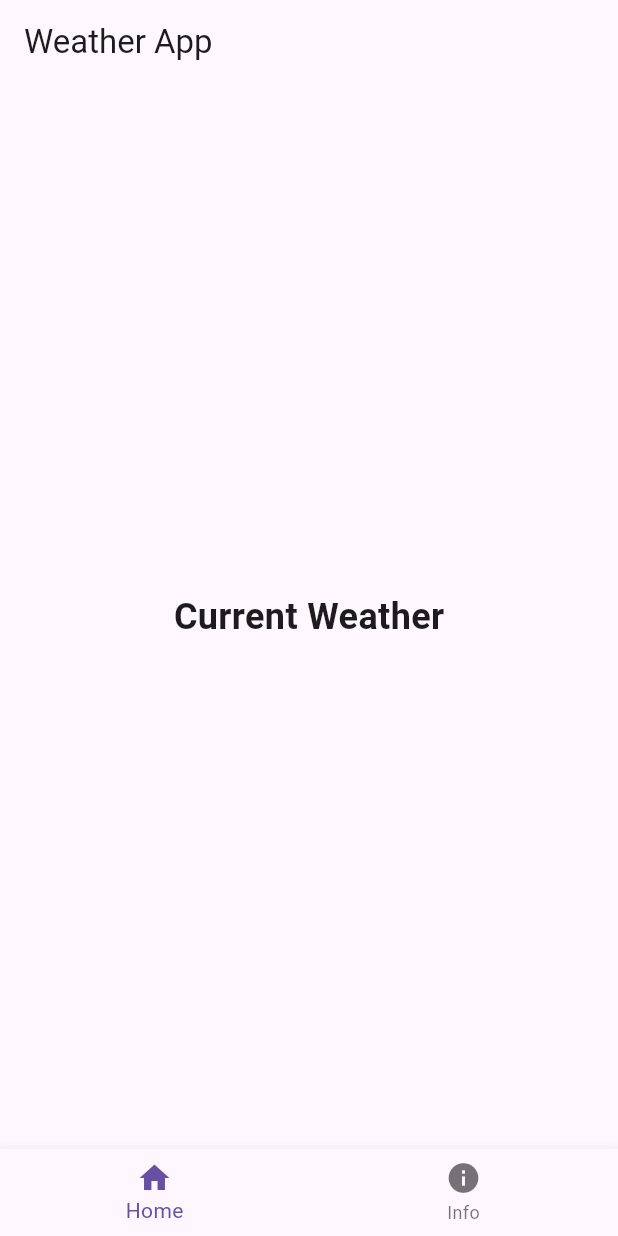
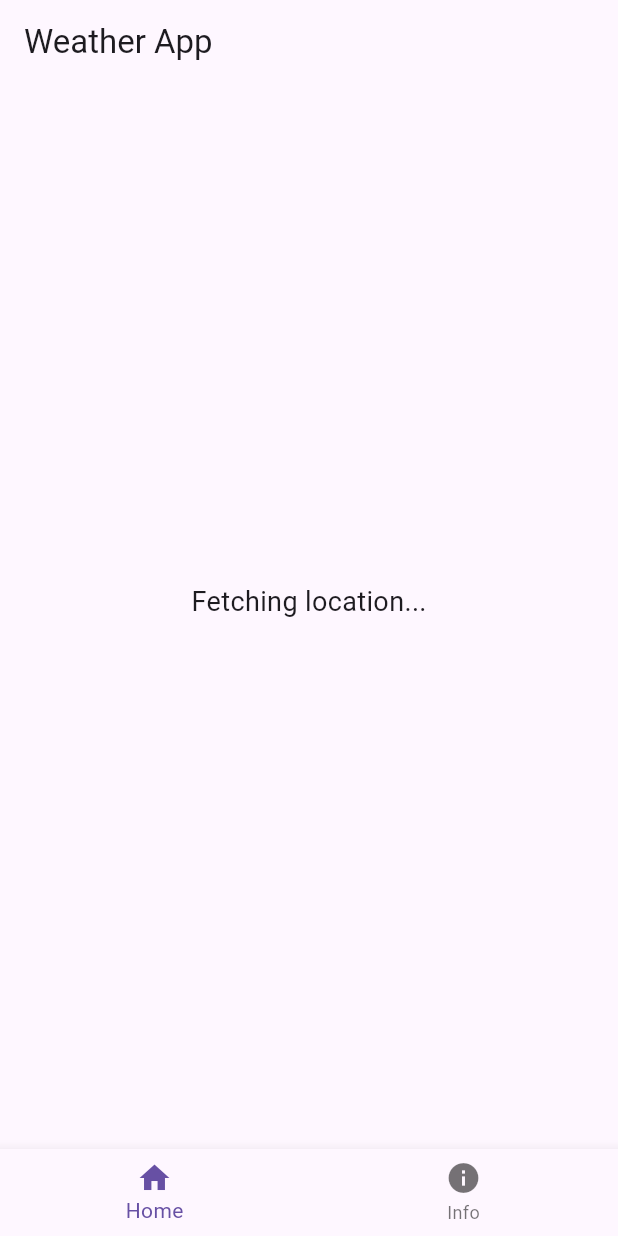
Before and after one commit to sc222rb/weather-app, a Flutter app: the screen it shows after launch, on a phone screen of 412 x 824 dp. Run offline on Flutter 3.47's test engine with Material 3 defaults, Android fonts, the phone set to English and light mode, and no system bars; our stand-ins replace geolocator, go_router, permission_handler.

Commit message:
Create location widget

```diff
--- a/lib/pages/current_weather_page.dart
+++ b/lib/pages/current_weather_page.dart
@@ -1,14 +1,17 @@
 import 'package:flutter/material.dart';
+import '../widgets/location.dart';
 
 class CurrentWeatherPage extends StatelessWidget {
   const CurrentWeatherPage({super.key});
 
   @override
   Widget build(BuildContext context) {
-    return const Center(
-      child: Text(
-        'Current Weather',
-        style: TextStyle(fontSize: 24, fontWeight: FontWeight.bold),
+    return Scaffold(
+      body: Center(
+        child: Column(
+          mainAxisAlignment: MainAxisAlignment.center,
+          children: const [LocationWidget(), SizedBox(height: 20)],
+        ),
       ),
     );
   }
--- /dev/null
+++ b/lib/widgets/location.dart
@@ -0,0 +1,46 @@
+import 'package:flutter/material.dart';
+import 'package:geolocator/geolocator.dart';
+import 'package:permission_handler/permission_handler.dart';
+
+class LocationWidget extends StatefulWidget {
+  const LocationWidget({super.key});
+
+  @override
+  State<LocationWidget> createState() => _LocationWidgetState();
+}
+
+class _LocationWidgetState extends State<LocationWidget> {
+  String? _locationMessage;
+
+  @override
+  void initState() {
+    super.initState();
+    getCurrentLocation();
+  }
+
+  Future<void> getCurrentLocation() async {
+    PermissionStatus permissionStatus = await Permission.location.request();
+
+    if (permissionStatus.isGranted) {
+      Position position = await Geolocator.getCurrentPosition(
+        desiredAccuracy: LocationAccuracy.high,
+      );
+      setState(() {
+        _locationMessage =
+            'Latitude: ${position.latitude}, Longitude: ${position.longitude}';
+      });
+    } else {
+      setState(() {
+        _locationMessage = 'Please provide location permission';
+      });
+    }
+  }
+
+  @override
+  Widget build(BuildContext context) {
+    return Text(
+      _locationMessage ?? 'Fetching location...',
+      style: const TextStyle(fontSize: 18),
+    );
+  }
+}
```
